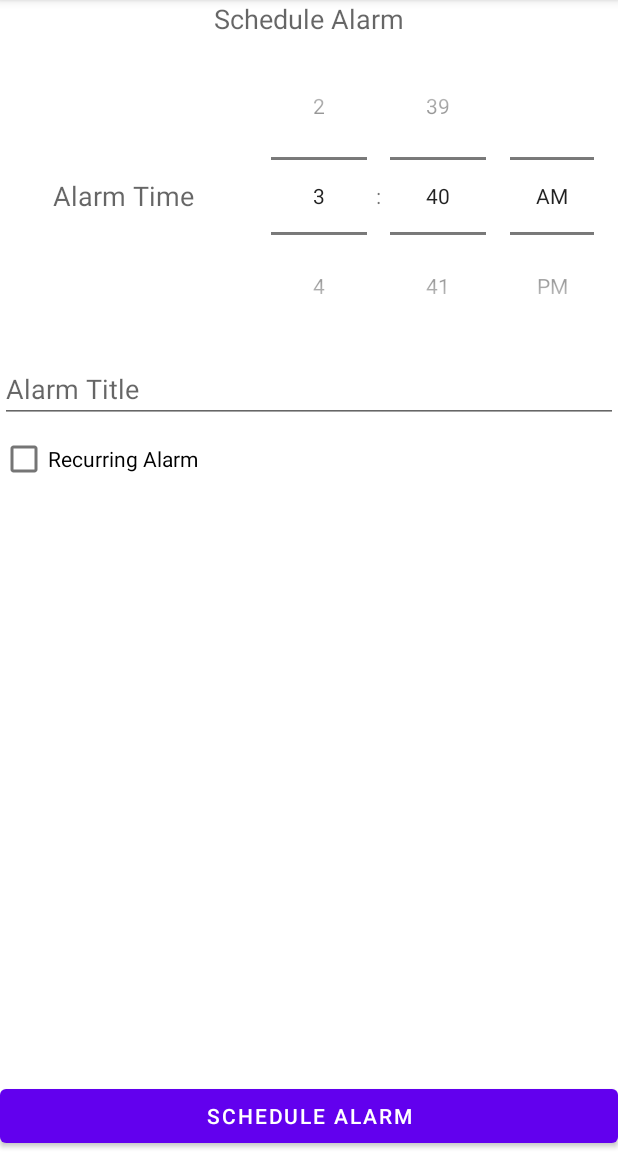
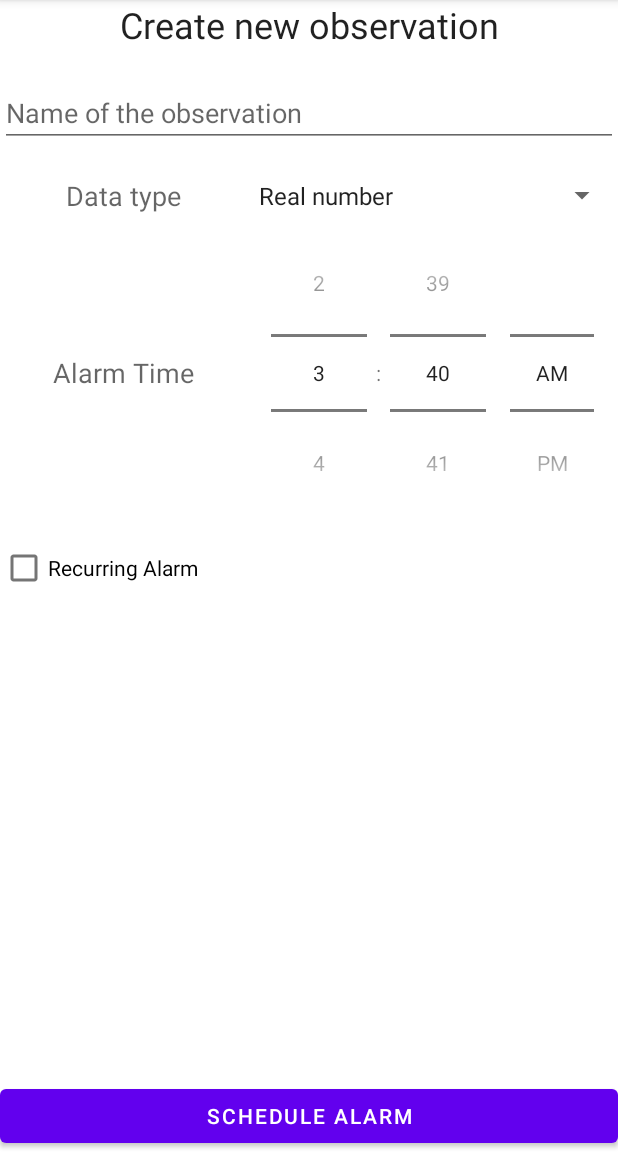
Before and after one commit to lorenzosquadrani/LifeTrack, an Android app: the screen it shows after launch (MainActivity), after a tap on "ADD OBSERVATION", on a phone screen of 412 x 824 dp, the part 84-1236 px from its top. Run offline under Robolectric (Android 15) with nearby library versions, the phone set to English and light mode, and no system bars; our stand-ins replace ButterKnife, Room's generated code.

Commit message:
Modified naming of objects, completed CreateObs layout

```diff
--- a/app/build.gradle
+++ b/app/build.gradle
@@ -31,6 +31,9 @@ android {
 dependencies {
     def nav_version = "2.3.5"
 
+    implementation 'com.jakewharton:butterknife:10.2.3'
+    annotationProcessor 'com.jakewharton:butterknife-compiler:10.2.3'
+
     implementation 'androidx.appcompat:appcompat:1.2.0'
     implementation 'com.google.android.material:material:1.3.0'
     implementation 'androidx.constraintlayout:constraintlayout:2.0.4'
--- /dev/null
+++ b/app/src/main/java/com/example/lifetrack/CreateObsFragment.java
@@ -0,0 +1,118 @@
+package com.example.lifetrack;
+
+import android.os.Build;
+import android.os.Bundle;
+import android.text.format.DateFormat;
+import android.view.LayoutInflater;
+import android.view.View;
+import android.view.ViewGroup;
+import android.widget.ArrayAdapter;
+import android.widget.Button;
+import android.widget.CheckBox;
+import android.widget.CompoundButton;
+import android.widget.EditText;
+import android.widget.LinearLayout;
+import android.widget.Spinner;
+import android.widget.TimePicker;
+
+import androidx.annotation.NonNull;
+import androidx.annotation.Nullable;
+import androidx.annotation.RequiresApi;
+import androidx.fragment.app.Fragment;
+import androidx.lifecycle.ViewModelProviders;
+import androidx.navigation.Navigation;
+
+import java.util.Random;
+
+import butterknife.BindView;
+import butterknife.ButterKnife;
+
+public class CreateObsFragment extends Fragment {
+    @BindView(R.id.fragment_createobs_editTextTime) TimePicker timePicker;
+    @BindView(R.id.fragment_newobs_choosename) EditText title;
+    @BindView(R.id.fragment_createalarm_scheduleAlarm) Button scheduleAlarm;
+    @BindView(R.id.fragment_createalarm_recurring) CheckBox recurring;
+    @BindView(R.id.fragment_createalarm_checkMon) CheckBox mon;
+    @BindView(R.id.fragment_createalarm_checkTue) CheckBox tue;
+    @BindView(R.id.fragment_createalarm_checkWed) CheckBox wed;
+    @BindView(R.id.fragment_createalarm_checkThu) CheckBox thu;
+    @BindView(R.id.fragment_createalarm_checkFri) CheckBox fri;
+    @BindView(R.id.fragment_createalarm_checkSat) CheckBox sat;
+    @BindView(R.id.fragment_createalarm_checkSun) CheckBox sun;
+    @BindView(R.id.fragment_createalarm_recurring_options) LinearLayout recurringOptions;
+
+    private CreateAlarmViewModel createAlarmViewModel;
+
+    @Override
+    public void onCreate(@Nullable Bundle savedInstanceState) {
+        super.onCreate(savedInstanceState);
+        createAlarmViewModel = ViewModelProviders.of(this).get(CreateAlarmViewModel.class);
+    }
+
+    @Nullable
+    @Override
+    public View onCreateView(@NonNull LayoutInflater inflater, @Nullable ViewGroup container, @Nullable Bundle savedInstanceState) {
+        View view = inflater.inflate(R.layout.fragment_create_obs, container, false);
+
+        ButterKnife.bind(this, view);
+
+        timePicker.setIs24HourView(DateFormat.is24HourFormat(getContext()));
+
+        recurring.setOnCheckedChangeListener(new CompoundButton.OnCheckedChangeListener() {
+            @Override
+            public void onCheckedChanged(CompoundButton buttonView, boolean isChecked) {
+                if (isChecked) {
+                    recurringOptions.setVisibility(View.VISIBLE);
+                } else {
+                    recurringOptions.setVisibility(View.GONE);
+                }
+            }
+        });
+
+        scheduleAlarm.setOnClickListener(new View.OnClickListener() {
+            @RequiresApi(api = Build.VERSION_CODES.KITKAT)
+            @Override
+            public void onClick(View v) {
+                scheduleAlarm();
+                Navigation.findNavController(v).navigate(R.id.action_CreateObsFragment_to_ObsListFragment);
+            }
+        });
+
+        Spinner spinner = (Spinner) view.findViewById(R.id.fragment_CreateObs_spinner);
+        // Create an ArrayAdapter using the string array and a default spinner layout
+        ArrayAdapter<CharSequence> adapter = ArrayAdapter.createFromResource(getContext(),
+               R.array.datatype_array, android.R.layout.simple_spinner_item);
+        // Specify the layout to use when the list of choices appears
+        adapter.setDropDownViewResource(android.R.layout.simple_spinner_dropdown_item);
+        // Apply the adapter to the spinner
+        spinner.setAdapter(adapter);
+
+        return view;
+    }
+
+    @RequiresApi(api = Build.VERSION_CODES.KITKAT)
+    private void scheduleAlarm() {
+        int alarmId = new Random().nextInt(Integer.MAX_VALUE);
+
+        Alarm alarm = new Alarm(
+                alarmId,
+                TimePickerUtil.getTimePickerHour(timePicker),
+                TimePickerUtil.getTimePickerMinute(timePicker),
+                title.getText().toString(),
+                System.currentTimeMillis(),
+                true,
+                recurring.isChecked(),
+                mon.isChecked(),
+                tue.isChecked(),
+                wed.isChecked(),
+                thu.isChecked(),
+                fri.isChecked(),
+                sat.isChecked(),
+                sun.isChecked()
+        );
+
+        createAlarmViewModel.insert(alarm);
+
+        alarm.schedule(getContext());
+    }
+}
--- a/app/src/main/java/com/example/lifetrack/NewObsFragment.java
+++ /dev/null
@@ -1,105 +0,0 @@
-package com.example.lifetrack;
-
-import android.os.Build;
-import android.os.Bundle;
-
-import androidx.annotation.RequiresApi;
-import androidx.fragment.app.Fragment;
-
-import android.view.LayoutInflater;
-import android.view.View;
-import android.view.ViewGroup;
-import android.widget.Button;
-import android.widget.CheckBox;
-import android.widget.EditText;
-import android.widget.LinearLayout;
-import android.widget.TimePicker;
-
-import java.util.Random;
-
-
-public class NewObsFragment extends Fragment {
-
-    TimePicker timePicker;
-    EditText title;
-    Button scheduleAlarm;
-    CheckBox recurring;
-    CheckBox mon;
-    CheckBox tue;
-    CheckBox wed;
-    CheckBox thu;
-    CheckBox fri;
-    CheckBox sat;
-    CheckBox sun;
-    LinearLayout recurringOptions;
-
-    private CreateAlarmViewModel createAlarmViewModel;
-
-    public NewObsFragment() {
-        // Required empty public constructor
-    }
-
-    @Override
-    public void onCreate(Bundle savedInstanceState) {
-        super.onCreate(savedInstanceState);
-
-        timePicker = getView().findViewById(R.id.fragment_createalarm_timePicker);
-        title = getView().findViewById(R.id.fragment_createalarm_title);
-        scheduleAlarm= getView().findViewById(R.id.fragment_createalarm_scheduleAlarm);
-        recurring = getView().findViewById(R.id.fragment_createalarm_recurring);
-        mon = getView().findViewById(R.id.fragment_createalarm_checkMon);
-        tue = getView().findViewById(R.id.fragment_createalarm_checkTue);
-        wed = getView().findViewById(R.id.fragment_createalarm_checkWed);
-        thu =getView().findViewById(R.id.fragment_createalarm_checkThu);
-        fri=getView().findViewById(R.id.fragment_createalarm_checkFri);
-        sat=getView().findViewById(R.id.fragment_createalarm_checkSat);
-        sun=getView().findViewById(R.id.fragment_createalarm_checkSun);
-        recurringOptions=getView().findViewById(R.id.fragment_createalarm_recurring_options);
-    }
-
-    @Override
-    public View onCreateView(LayoutInflater inflater, ViewGroup container,
-                             Bundle savedInstanceState) {
-        // Inflate the layout for this fragment
-        return inflater.inflate(R.layout.fragment_new_obs, container, false);
-    }
-
-
-
-    @RequiresApi(api = Build.VERSION_CODES.KITKAT)
-    private void scheduleAlarm() {
-        int alarmId = new Random().nextInt(Integer.MAX_VALUE);
-
-        int getHour, getMinute;
-        if(Build.VERSION.SDK_INT < 23){
-            getHour = timePicker.getCurrentHour();
-            getMinute = timePicker.getCurrentMinute();
-        } else{
-            getHour = timePicker.getHour();
-            getMinute = timePicker.getMinute();
-        }
-
-        Alarm alarm = new Alarm(
-                alarmId,
-                getHour,
-                getMinute,
-                title.getText().toString(),
-                System.currentTimeMillis(),
-                true,
-                recurring.isChecked(),
-                mon.isChecked(),
-                tue.isChecked(),
-                wed.isChecked(),
-                thu.isChecked(),
-                fri.isChecked(),
-                sat.isChecked(),
-                sun.isChecked()
-        );
-
-        createAlarmViewModel.insert(alarm);
-
-        alarm.schedule(getContext());
-    }
-
-
-}
--- a/app/src/main/java/com/example/lifetrack/AlarmsListFragment.java
+++ b/app/src/main/java/com/example/lifetrack/ObsListFragment.java
@@ -3,7 +3,6 @@ package com.example.lifetrack;
 import android.os.Build;
 import android.os.Bundle;
 
-import android.os.Bundle;
 import android.view.LayoutInflater;
 import android.view.View;
 import android.view.ViewGroup;
@@ -19,17 +18,9 @@ import androidx.recyclerview.widget.LinearLayoutManager;
 import androidx.recyclerview.widget.RecyclerView;
 import androidx.navigation.Navigation;
 
-import com.example.lifetrack.Alarm;
-import com.example.lifetrack.R;
-
 import java.util.List;
 
-
-
-import com.example.lifetrack.Alarm;
-import com.example.lifetrack.R;
-
-public class AlarmsListFragment extends Fragment implements OnToggleAlarmListener {
+public class ObsListFragment extends Fragment implements OnToggleAlarmListener {
     private AlarmRecyclerViewAdapter alarmRecyclerViewAdapter;
     private AlarmsListViewModel alarmsListViewModel;
     private RecyclerView alarmsRecyclerView;
@@ -53,15 +44,15 @@ public class AlarmsListFragment extends Fragment implements OnToggleAlarmListene
     @Nullable
     @Override
     public View onCreateView(@NonNull LayoutInflater inflater, @Nullable ViewGroup container, @Nullable Bundle savedInstanceState) {
-        View view = inflater.inflate(R.layout.fragment_alarm_list, container, false);
+        View view = inflater.inflate(R.layout.fragment_obs_list, container, false);
 
-        alarmsRecyclerView = view.findViewById(R.id.fragment_listalarms_recylerView);
+        alarmsRecyclerView = view.findViewById(R.id.fragment_listobs_recylerView);
         alarmsRecyclerView.setLayoutManager(new LinearLayoutManager(getContext()));
         alarmsRecyclerView.setAdapter(alarmRecyclerViewAdapter);
 
-        Button AddAlarm = view.findViewById(R.id.fragment_AlarmsList_AddAlarm);
-        AddAlarm.setOnClickListener(
-                v -> Navigation.findNavController(v).navigate(R.id.action_alarmsListFragment_to_createAlarmFragment)
+        Button AddObs = view.findViewById(R.id.fragment_ObsList_CreateObs);
+        AddObs.setOnClickListener(
+                v -> Navigation.findNavController(v).navigate(R.id.action_ObsListFragment_to_CreateObsFragment)
         );
 
         return view;
--- a/app/src/main/res/layout/activity_main.xml
+++ b/app/src/main/res/layout/activity_main.xml
@@ -6,13 +6,14 @@
     android:layout_width="match_parent"
     android:layout_height="match_parent">
 
+
     <fragment
+        android:id="@+id/fragment"
+        android:name="androidx.navigation.fragment.NavHostFragment"
         android:layout_width="match_parent"
         android:layout_height="match_parent"
-        android:name="androidx.navigation.fragment.NavHostFragment"
-        android:id="@+id/activity_main_nav_host_fragment"
         app:defaultNavHost="true"
-        app:navGraph="@navigation/nav_graph"
-        />
+        app:navGraph="@navigation/nav_graph" />
+
 
 </LinearLayout>
--- a/app/src/main/res/layout/fragment_new_obs.xml
+++ b/app/src/main/res/layout/fragment_create_obs.xml
@@ -12,21 +12,56 @@
         android:layout_height="match_parent">
 
         <TextView
-            android:id="@+id/fragment_createalarm_scheduleAlarmHeading"
+            android:id="@+id/fragment_newobs_CreateObsHeading"
             android:layout_width="match_parent"
             android:layout_height="wrap_content"
-            android:text="Schedule Alarm"
+            android:text="@string/create_new_observation"
             android:textAlignment="center"
-            android:textAppearance="@style/TextAppearance.AppCompat.Medium"
+            android:textAppearance="@style/TextAppearance.AppCompat.Headline"
             app:layout_constraintTop_toTopOf="parent"
             android:gravity="center_horizontal" />
 
+        <EditText
+            android:id="@+id/fragment_newobs_choosename"
+            android:layout_width="match_parent"
+            android:layout_height="wrap_content"
+            android:layout_marginTop="20dp"
+            android:hint="@string/name_of_the_observation"
+            app:layout_constraintTop_toBottomOf="@+id/fragment_newobs_CreateObsHeading" />
+
         <LinearLayout
-            android:id="@+id/fragment_createalarm_timePickerLayout"
+            android:id="@+id/fragment_newobs_DataTypeLayout"
             android:layout_width="match_parent"
             android:layout_height="wrap_content"
             android:orientation="horizontal"
-            app:layout_constraintTop_toBottomOf="@+id/fragment_createalarm_scheduleAlarmHeading">
+            android:layout_marginTop="20dp"
+            app:layout_constraintTop_toBottomOf="@+id/fragment_newobs_choosename">
+
+            <TextView
+                android:layout_width="0dp"
+                android:layout_height="wrap_content"
+                android:layout_gravity="center"
+                android:layout_weight="0.4"
+                android:text="@string/data_type"
+                android:textAlignment="center"
+                android:textAppearance="@style/TextAppearance.AppCompat.Medium" />
+
+            <androidx.appcompat.widget.AppCompatSpinner
+                android:id="@+id/fragment_CreateObs_spinner"
+                android:layout_width="0dp"
+                android:layout_height="match_parent"
+                android:layout_weight="0.6"/>
+
+
+        </LinearLayout>
+
+
+        <LinearLayout
+            android:id="@+id/fragment_newobs_timePickerLayout"
+            android:layout_width="match_parent"
+            android:layout_height="wrap_content"
+            android:orientation="horizontal"
+            app:layout_constraintTop_toBottomOf="@+id/fragment_newobs_DataTypeLayout">
 
             <TextView
                 android:layout_width="0dp"
@@ -37,20 +72,16 @@
                 android:textAlignment="center"
                 android:textAppearance="@style/TextAppearance.AppCompat.Medium" />
 
+
+
             <TimePicker
-                android:id="@+id/fragment_createalarm_timePicker"
+                android:id="@+id/fragment_createobs_editTextTime"
                 android:layout_width="0dp"
                 android:layout_height="wrap_content"
                 android:layout_weight="0.6"
-                android:timePickerMode="spinner" />
+                android:timePickerMode="spinner"/>
+
         </LinearLayout>
-
-        <EditText
-            android:id="@+id/fragment_createalarm_title"
-            android:layout_width="match_parent"
-            android:layout_height="wrap_content"
-            android:hint="Alarm Title"
-            app:layout_constraintTop_toBottomOf="@+id/fragment_createalarm_timePickerLayout" />
 
         <CheckBox
             android:id="@+id/fragment_createalarm_recurring"
@@ -59,7 +90,7 @@
             android:checked="false"
             android:text="Recurring Alarm"
             app:layout_constraintStart_toStartOf="parent"
-            app:layout_constraintTop_toBottomOf="@+id/fragment_createalarm_title" />
+            app:layout_constraintTop_toBottomOf="@+id/fragment_newobs_timePickerLayout" />
 
         <LinearLayout
             android:id="@+id/fragment_createalarm_recurring_options"
--- a/app/src/main/res/layout/fragment_alarm_list.xml
+++ b/app/src/main/res/layout/fragment_obs_list.xml
@@ -1,7 +1,6 @@
 <?xml version="1.0" encoding="utf-8"?>
 <LinearLayout xmlns:android="http://schemas.android.com/apk/res/android"
     xmlns:app="http://schemas.android.com/apk/res-auto"
-    xmlns:tools="http://schemas.android.com/tools"
     android:orientation="vertical"
     android:layout_width="match_parent"
     android:layout_height="match_parent">
@@ -11,7 +10,7 @@
         android:layout_height="match_parent">
 
         <TextView
-            android:id="@+id/fragment_listalarms_myAlarms"
+            android:id="@+id/fragment_obslist_myObs"
             android:layout_width="match_parent"
             android:layout_height="wrap_content"
             android:text="@string/current_observations"
@@ -21,15 +20,14 @@
             android:gravity="center_horizontal" />
 
         <androidx.recyclerview.widget.RecyclerView
-            android:id="@+id/fragment_listalarms_recylerView"
+            android:id="@+id/fragment_listobs_recylerView"
             android:layout_width="match_parent"
             android:layout_height="wrap_content"
-            app:layout_constraintTop_toBottomOf="@+id/fragment_listalarms_myAlarms">
-
+            app:layout_constraintTop_toBottomOf="@+id/fragment_obslist_myObs">
         </androidx.recyclerview.widget.RecyclerView>
 
         <Button
-            android:id="@+id/fragment_AlarmsList_AddAlarm"
+            android:id="@+id/fragment_ObsList_CreateObs"
             android:layout_width="match_parent"
             android:layout_height="wrap_content"
             android:layout_gravity="bottom"
--- a/app/src/main/res/navigation/nav_graph.xml
+++ b/app/src/main/res/navigation/nav_graph.xml
@@ -3,25 +3,26 @@
     xmlns:app="http://schemas.android.com/apk/res-auto"
     xmlns:tools="http://schemas.android.com/tools"
     android:id="@+id/nav_graph"
-    app:startDestination="@id/alarmsListFragment">
+    app:startDestination="@id/ObsListFragment">
 
     <fragment
-        android:id="@+id/alarmsListFragment"
-        android:name="com.example.lifetrack.AlarmsListFragment"
-        android:label="fragment_allalarms"
-        tools:layout="@layout/fragment_alarm_list" >
+        android:id="@+id/ObsListFragment"
+        android:name="com.example.lifetrack.ObsListFragment"
+        android:label="fragment_ObsList"
+        tools:layout="@layout/fragment_obs_list" >
         <action
-            android:id="@+id/action_alarmsListFragment_to_createAlarmFragment"
-            app:destination="@id/createAlarmFragment" />
+            android:id="@+id/action_ObsListFragment_to_CreateObsFragment"
+            app:destination="@id/CreateObsFragment" />
     </fragment>
 
     <fragment
-        android:id="@+id/createAlarmFragment"
-        android:name="com.example.lifetrack.NewObsFragment"
-        android:label="CreateAlarmFragment" >
+        android:id="@+id/CreateObsFragment"
+        android:name="com.example.lifetrack.CreateObsFragment"
+        android:label="CreateObsFragment"
+        tools:layout="@layout/fragment_create_obs">
         <action
-            android:id="@+id/action_createAlarmFragment_to_alarmsListFragment"
-            app:destination="@id/alarmsListFragment" />
+            android:id="@+id/action_CreateObsFragment_to_ObsListFragment"
+            app:destination="@id/ObsListFragment" />
     </fragment>
 
 </navigation>
--- a/app/src/main/res/values/strings.xml
+++ b/app/src/main/res/values/strings.xml
@@ -12,18 +12,20 @@
     <string name="channeldescription">Here you receive the questions for the data you want to collect.</string>
 
 
-    <string-array name="answer_options">
-        <item>Yes/No</item>
-        <item>Numeric</item>
-        <item>Single word</item>
-        <item>Some words</item>
-        <item>Value in a scale</item>
-        <item>Create a custom answer...</item>
-    </string-array>
     <string name="title_activity_display_obs">FullscreenActivity</string>
     <string name="dummy_button">Dummy Button</string>
     <string name="dummy_content">DUMMY\nCONTENT</string>
     <string name="current_observations">Current Observations</string>
     <string name="add_observation">Add Observation</string>
+    <string name="create_new_observation">Create new observation</string>
+    <string name="name_of_the_observation">Name of the observation</string>
+    <string name="data_type">Data type</string>
+
+    <string-array name="datatype_array">
+        <item>Real number</item>
+        <item>0,1,2,...</item>
+        <item>Yes/No</item>
+    </string-array>
+
 
 </resources>
--- a/build.gradle
+++ b/build.gradle
@@ -19,6 +19,7 @@ allprojects {
     }
 }
 
+
 task clean(type: Delete) {
     delete rootProject.buildDir
 }
```
